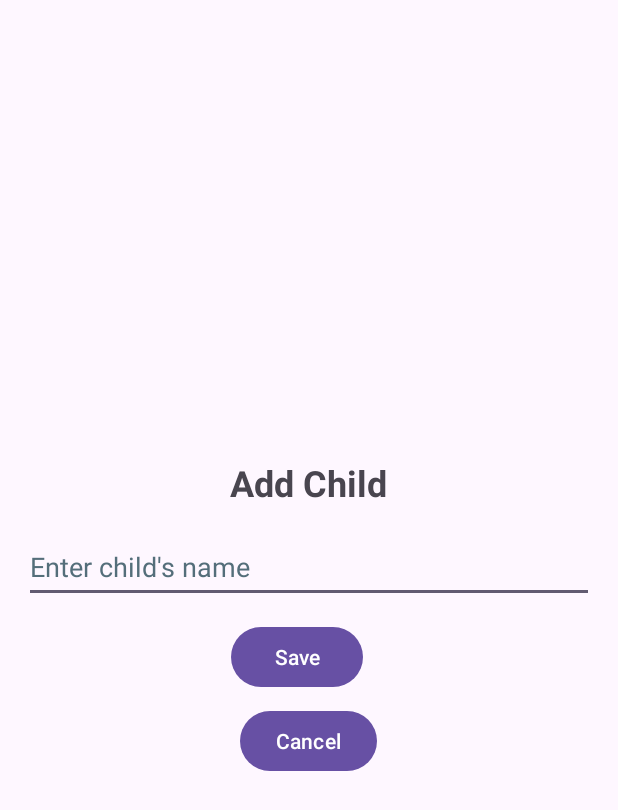
After one commit to Bellasaurusx/HouseHeroesV2, an Android app: the layout activity_add_child.xml on its own in the app's theme, with its tools: preview values and no code run, on a phone screen of 412 x 824 dp. The commit adds this screen. Shown: the top 810 px of the screen. Run offline under Robolectric (Android 15) with nearby library versions, the phone set to English and light mode, and no system bars.

Commit message:
Created Add Child screens

```diff
--- /dev/null
+++ b/app/src/main/res/layout/activity_add_child.xml
@@ -0,0 +1,46 @@
+<?xml version="1.0" encoding="utf-8"?>
+<LinearLayout
+        xmlns:android="http://schemas.android.com/apk/res/android"
+        xmlns:tools="http://schemas.android.com/tools" android:layout_width="match_parent"
+        android:layout_height="match_parent"
+        android:orientation="vertical"
+        android:padding="16dp"
+        android:gravity="center" >
+
+        <TextView
+                android:id="@+id/add_child_title"
+                android:layout_width="wrap_content"
+                android:layout_height="wrap_content"
+                android:text="@string/title_add_child"
+                android:textSize="24sp"
+                android:textStyle="bold"
+                android:layout_gravity="center"
+                android:layout_marginBottom="16dp" />
+
+    <EditText
+            android:id="@+id/child_name"
+            android:layout_width="match_parent"
+            android:layout_height="wrap_content"
+            android:autofillHints=""
+            android:hint="@string/hint_child_name"
+            android:inputType="text"
+            android:layout_marginBottom="12dp"
+            android:minHeight="48dp"
+            android:textColorHint="#546E7A"
+            tools:ignore="VisualLintTextFieldSize"/>
+
+        <Button
+                android:id="@+id/save_child_button"
+                android:layout_width="wrap_content"
+                android:layout_height="wrap_content"
+                android:text="@string/btn_save_child"
+                android:layout_marginEnd="8dp" />
+
+        <Button
+                android:id="@+id/cancel_child_button"
+                android:layout_width="wrap_content"
+                android:layout_height="wrap_content"
+                android:text="@string/btn_cancel_child"
+                android:layout_marginTop="8dp" />
+
+</LinearLayout>
--- a/app/src/main/res/values/strings.xml
+++ b/app/src/main/res/values/strings.xml
@@ -16,6 +16,11 @@
     <string name="btn_add_chore">Add Chore</string>
 
     <string name="btn_add_child">Add Child</string>
+
+    <string name="title_add_child">Add Child</string>
+    <string name="hint_child_name">Enter child\'s name</string>
+    <string name="btn_save_child">Save</string>
+    <string name="btn_cancel_child">Cancel</string>
 
     <string name="btn_change_password">Change Password</string>
 
```
Also changed, not shown: app/src/main/java/com/example/househeroesv2/AddChildActivity.kt (added, +61 -0 lines).
